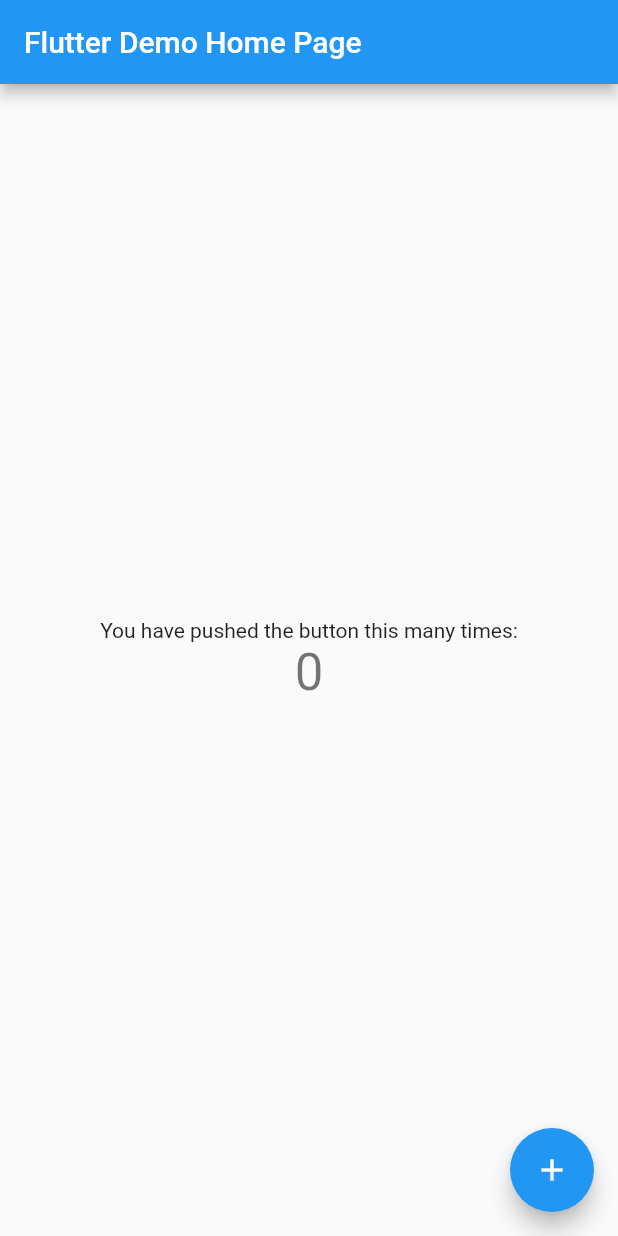
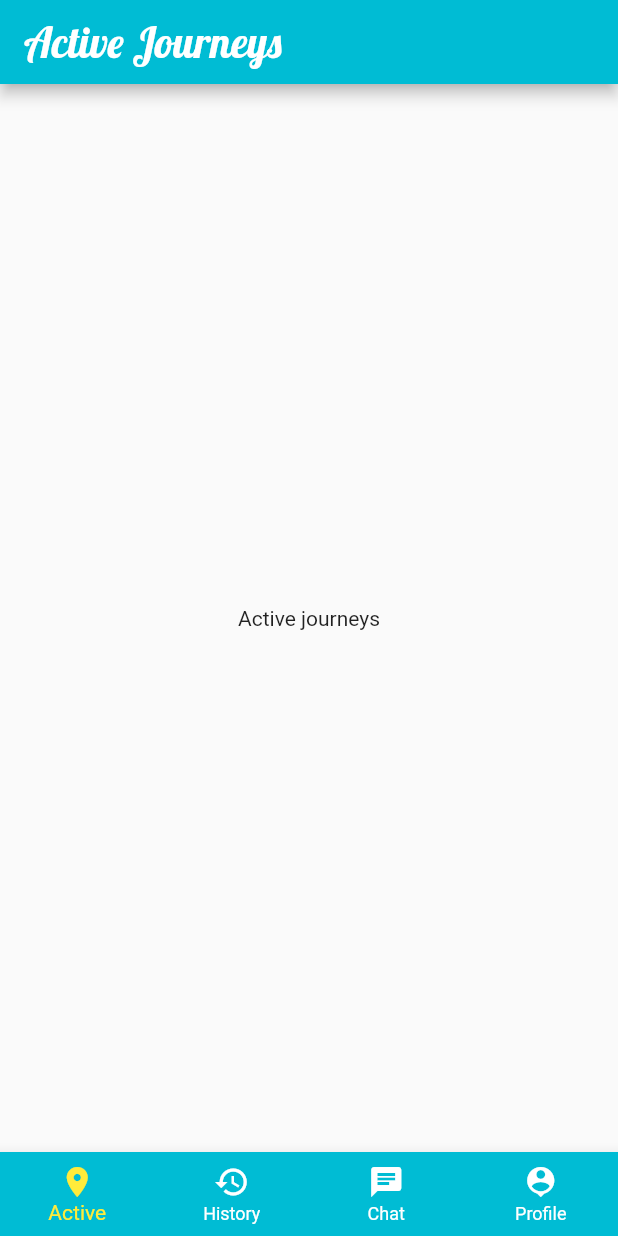
Before and after one commit to Ibneet/letsGo-Frontend, a Flutter app: the screen it shows after launch, on a phone screen of 412 x 824 dp. Run offline on Flutter 3.47's test engine with Material 2 defaults, Android fonts, the phone set to English and light mode, and no system bars.

```diff
--- a/lib/main.dart
+++ b/lib/main.dart
@@ -1,117 +1,33 @@
 import 'package:flutter/material.dart';
+
+import './screens/tabs_screen.dart';
 
 void main() {
   runApp(MyApp());
 }
 
 class MyApp extends StatelessWidget {
-  // This widget is the root of your application.
   @override
   Widget build(BuildContext context) {
     return MaterialApp(
-      title: 'Flutter Demo',
+      title: 'letsGo',
       theme: ThemeData(
-        // This is the theme of your application.
-        //
-        // Try running your application with "flutter run". You'll see the
-        // application has a blue toolbar. Then, without quitting the app, try
-        // changing the primarySwatch below to Colors.green and then invoke
-        // "hot reload" (press "r" in the console where you ran "flutter run",
-        // or simply save your changes to "hot reload" in a Flutter IDE).
-        // Notice that the counter didn't reset back to zero; the application
-        // is not restarted.
-        primarySwatch: Colors.blue,
-        // This makes the visual density adapt to the platform that you run
-        // the app on. For desktop platforms, the controls will be smaller and
-        // closer together (more dense) than on mobile platforms.
-        visualDensity: VisualDensity.adaptivePlatformDensity,
+        primarySwatch: Colors.cyan,
+        accentColor: Colors.yellow,
+        fontFamily: 'GentiumBookBasic',
+        textTheme: ThemeData.light().textTheme.copyWith(
+          button: TextStyle(color: Colors.white),
+        ),
+        appBarTheme: AppBarTheme(
+          textTheme: ThemeData.light().textTheme.copyWith(
+            headline6: TextStyle(
+              fontFamily: 'Lobster',
+              fontSize: 28
+            )
+          ),
+        )
       ),
-      home: MyHomePage(title: 'Flutter Demo Home Page'),
+      home: TabsScreen()
     );
   }
 }
-
-class MyHomePage extends StatefulWidget {
-  MyHomePage({Key key, this.title}) : super(key: key);
-
-  // This widget is the home page of your application. It is stateful, meaning
-  // that it has a State object (defined below) that contains fields that affect
-  // how it looks.
-
-  // This class is the configuration for the state. It holds the values (in this
-  // case the title) provided by the parent (in this case the App widget) and
-  // used by the build method of the State. Fields in a Widget subclass are
-  // always marked "final".
-
-  final String title;
-
-  @override
-  _MyHomePageState createState() => _MyHomePageState();
-}
-
-class _MyHomePageState extends State<MyHomePage> {
-  int _counter = 0;
-
-  void _incrementCounter() {
-    setState(() {
-      // This call to setState tells the Flutter framework that something has
-      // changed in this State, which causes it to rerun the build method below
-      // so that the display can reflect the updated values. If we changed
-      // _counter without calling setState(), then the build method would not be
-      // called again, and so nothing would appear to happen.
-      _counter++;
-    });
-  }
-
-  @override
-  Widget build(BuildContext context) {
-    // This method is rerun every time setState is called, for instance as done
-    // by the _incrementCounter method above.
-    //
-    // The Flutter framework has been optimized to make rerunning build methods
-    // fast, so that you can just rebuild anything that needs updating rather
-    // than having to individually change instances of widgets.
-    return Scaffold(
-      appBar: AppBar(
-        // Here we take the value from the MyHomePage object that was created by
-        // the App.build method, and use it to set our appbar title.
-        title: Text(widget.title),
-      ),
-      body: Center(
-        // Center is a layout widget. It takes a single child and positions it
-        // in the middle of the parent.
-        child: Column(
-          // Column is also a layout widget. It takes a list of children and
-          // arranges them vertically. By default, it sizes itself to fit its
-          // children horizontally, and tries to be as tall as its parent.
-          //
-          // Invoke "debug painting" (press "p" in the console, choose the
-          // "Toggle Debug Paint" action from the Flutter Inspector in Android
-          // Studio, or the "Toggle Debug Paint" command in Visual Studio Code)
-          // to see the wireframe for each widget.
-          //
-          // Column has various properties to control how it sizes itself and
-          // how it positions its children. Here we use mainAxisAlignment to
-          // center the children vertically; the main axis here is the vertical
-          // axis because Columns are vertical (the cross axis would be
-          // horizontal).
-          mainAxisAlignment: MainAxisAlignment.center,
-          children: <Widget>[
-            Text(
-              'You have pushed the button this many times:',
-            ),
-            Text(
-              '$_counter',
-              style: Theme.of(context).textTheme.headline4,
-            ),
-          ],
-        ),
-      ),
-      floatingActionButton: FloatingActionButton(
-        onPressed: _incrementCounter,
-        tooltip: 'Increment',
-        child: Icon(Icons.add),
-      ), // This trailing comma makes auto-formatting nicer for build methods.
-    );
-  }
-}
--- /dev/null
+++ b/lib/screens/active_journeys/active_journeys_screen.dart
@@ -0,0 +1,15 @@
+import 'package:flutter/material.dart';
+
+class ActiveJourneysScreen extends StatelessWidget {
+  @override
+  Widget build(BuildContext context) {
+    return Scaffold(
+      appBar: AppBar(
+        title: Text('Active Journeys'),
+      ),
+      body: Center(
+        child: Text('Active journeys'),
+      ),
+    );
+  }
+}
--- /dev/null
+++ b/lib/screens/chat/chat_screen.dart
@@ -0,0 +1,15 @@
+import 'package:flutter/material.dart';
+
+class ChatScreen extends StatelessWidget {
+  @override
+  Widget build(BuildContext context) {
+    return Scaffold(
+      appBar: AppBar(
+        title: Text('Chat'),
+      ),
+      body: Center(
+        child: Text('Chat'),
+      ),
+    );
+  }
+}
--- /dev/null
+++ b/lib/screens/history_journeys/history_journeys_screen.dart
@@ -0,0 +1,15 @@
+import 'package:flutter/material.dart';
+
+class HistoryJourneysScreen extends StatelessWidget {
+  @override
+  Widget build(BuildContext context) {
+    return Scaffold(
+      appBar: AppBar(
+        title: Text('History Journeys'),
+      ),
+      body: Center(
+        child: Text('History journeys'),
+      ),
+    );
+  }
+}
--- /dev/null
+++ b/lib/screens/tabs_screen.dart
@@ -0,0 +1,61 @@
+import 'package:flutter/material.dart';
+
+import '../screens/active_journeys/active_journeys_screen.dart';
+import '../screens/history_journeys/history_journeys_screen.dart';
+import '../screens/chat/chat_screen.dart';
+import '../screens/user_profile/user_profile_screen.dart';
+
+class TabsScreen extends StatefulWidget {
+  @override
+  _TabsScreenState createState() => _TabsScreenState();
+}
+
+class _TabsScreenState extends State<TabsScreen> {
+  final List<Widget> _screens = [
+    ActiveJourneysScreen(),
+    HistoryJourneysScreen(),
+    ChatScreen(),
+    UserProfileScreen()
+  ];
+  int _selectedScreenIndex = 0;
+
+  void _selectScreen(int index){
+    setState(() {
+      _selectedScreenIndex = index;
+    });
+  }
+
+  @override
+  Widget build(BuildContext context) {
+    return Scaffold(
+      body: _screens[_selectedScreenIndex],
+      bottomNavigationBar: BottomNavigationBar(
+        onTap: _selectScreen,
+        backgroundColor: Theme.of(context).primaryColor,
+        unselectedItemColor: Colors.white,
+        selectedItemColor: Theme.of(context).accentColor,
+        type: BottomNavigationBarType.fixed,
+        currentIndex: _selectedScreenIndex,
+        items: [
+          BottomNavigationBarItem(
+            icon: Icon(Icons.location_on),
+            title: Text('Active')
+          ),
+          BottomNavigationBarItem(
+            icon: Icon(Icons.history),
+            title: Text('History')
+          ),
+          BottomNavigationBarItem(
+            icon: Icon(Icons.chat),
+            title: Text('Chat')
+          ),
+          BottomNavigationBarItem(
+            icon: Icon(Icons.person_pin),
+            title: Text('Profile')
+          ),
+        ]
+      ),
+
+    );
+  }
+}
--- /dev/null
+++ b/lib/screens/user_profile/user_profile_screen.dart
@@ -0,0 +1,15 @@
+import 'package:flutter/material.dart';
+
+class UserProfileScreen extends StatelessWidget {
+  @override
+  Widget build(BuildContext context) {
+    return Scaffold(
+      appBar: AppBar(
+        title: Text('User profile'),
+      ),
+      body: Center(
+        child: Text('User profile'),
+      ),
+    );
+  }
+}
```
Also changed, not shown: lib/dummy_data.dart (added, +88 -0 lines), lib/models/journey.dart (added, +19 -0 lines), lib/models/user.dart (added, +21 -0 lines), pubspec.yaml (+14 -11 lines), assets/fonts/GentiumBookBasic-Bold.ttf (added), assets/fonts/GentiumBookBasic-BoldItalic.ttf (added), assets/fonts/GentiumBookBasic-Italic.ttf (added), assets/fonts/GentiumBookBasic-Regular.ttf (added), assets/fonts/Lobster-Regular.ttf (added).
